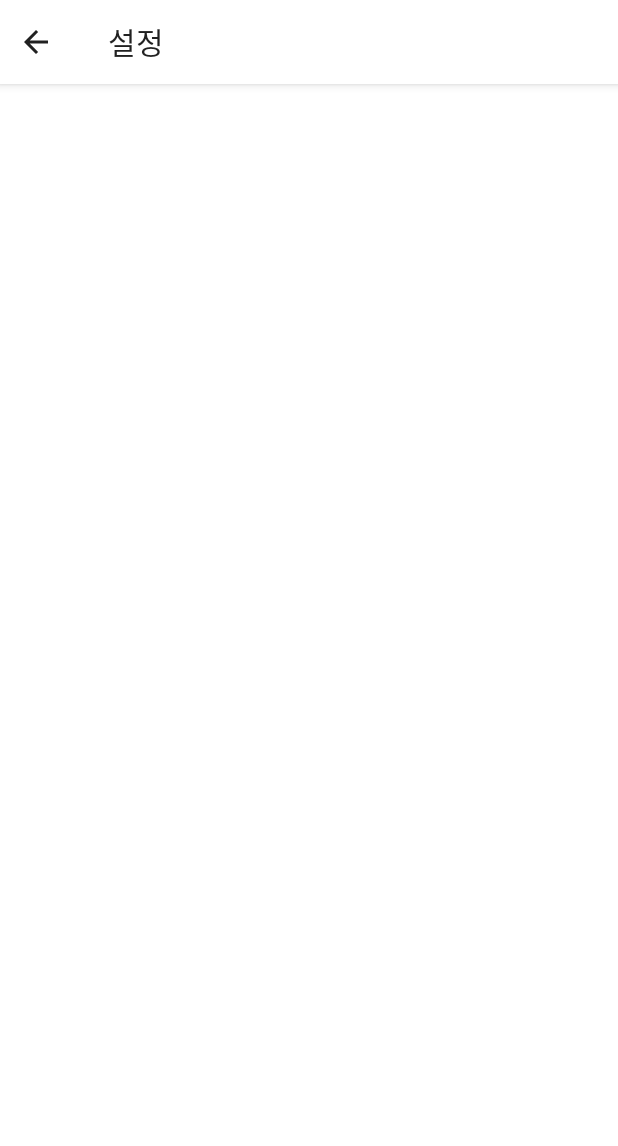
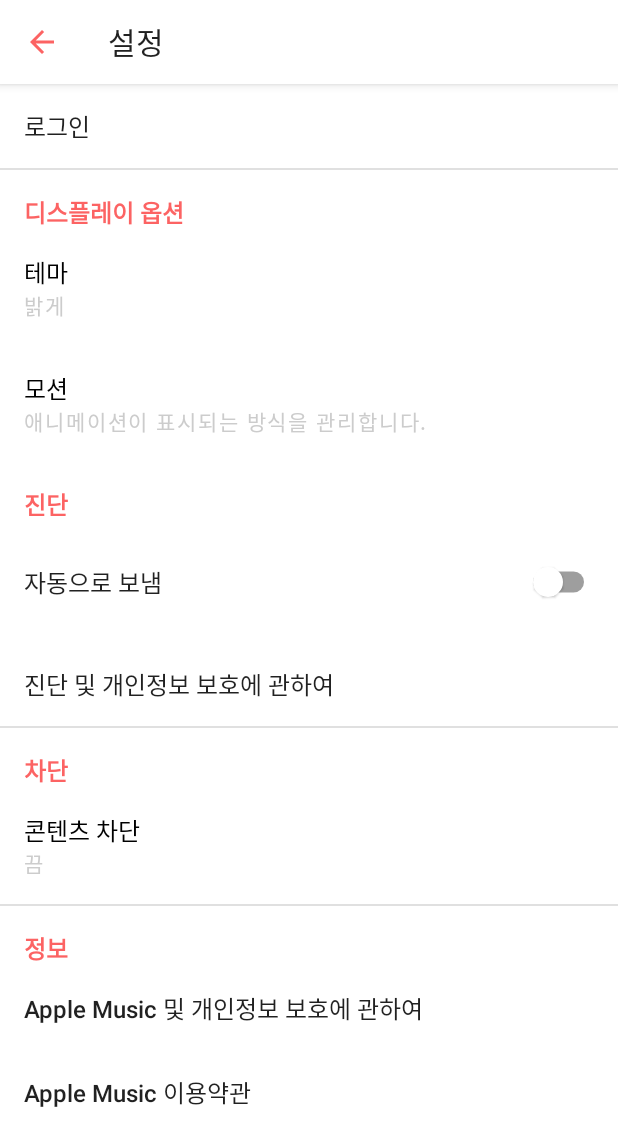
Before and after one commit to GDGincheonAndroidStudy/ComposeStudy.23, an Android app built with Jetpack Compose: the SettingActivity screen opened directly, with no data from a screen before it, on a phone screen of 412 x 824 dp. Before the commit the part shown is almost empty. Shown: the top 1146 px of the screen. Run offline under Robolectric (Android 15) with nearby library versions, the phone set to English and light mode, and no system bars.

Commit message:
setting screen publishing

```diff
--- a/applemusic/src/main/java/com/example/applemusic/network/MusicRepository.kt
+++ b/applemusic/src/main/java/com/example/applemusic/network/MusicRepository.kt
@@ -17,6 +17,4 @@ class MusicRepository {
 
         }
     }
-
-
 }
--- a/applemusic/src/main/java/com/example/applemusic/network/MusicService.kt
+++ b/applemusic/src/main/java/com/example/applemusic/network/MusicService.kt
@@ -5,8 +5,5 @@ import retrofit2.http.*
 
 interface MusicService {
     @GET("melonChart.php")
-//    @Headers(
-//        "accept: application/x-httpd-php",
-//    )
-    suspend fun getMusicList():List<MusicChart>
+    suspend fun getMusicList(): List<MusicChart>
 }
--- a/applemusic/src/main/java/com/example/applemusic/screen/setting/SettingActivity.kt
+++ b/applemusic/src/main/java/com/example/applemusic/screen/setting/SettingActivity.kt
@@ -3,11 +3,9 @@ package com.example.applemusic.screen.setting
 import android.os.Bundle
 import androidx.activity.ComponentActivity
 import androidx.activity.compose.setContent
+import androidx.compose.foundation.clickable
 import androidx.compose.foundation.layout.padding
-import androidx.compose.material.Icon
-import androidx.compose.material.Scaffold
-import androidx.compose.material.Text
-import androidx.compose.material.TopAppBar
+import androidx.compose.material.*
 import androidx.compose.material.icons.Icons
 import androidx.compose.material.icons.filled.ArrowBack
 import androidx.compose.material.icons.filled.Search
@@ -22,7 +20,7 @@ class SettingActivity : ComponentActivity() {
         setContent {
             GdgStudyTheme {
                 Scaffold(
-                    topBar = { SettingTopAppBar() }
+                    topBar = { SettingTopAppBar() { finish() } }
                 ) {
                     SettingScreen(modifier = Modifier.padding(it))
                 }
@@ -32,13 +30,16 @@ class SettingActivity : ComponentActivity() {
 }
 
 @Composable
-fun SettingTopAppBar() {
+fun SettingTopAppBar(finish: () -> Unit) {
     TopAppBar(title = { Text(text = "설정") },
         navigationIcon = {
-            Icon(
-                modifier = Modifier.padding(start = 8.dp),
-                imageVector = Icons.Default.ArrowBack,
-                contentDescription = "뒤로가기"
-            )
+            IconButton(onClick = { finish() }) {
+                Icon(
+                    modifier = Modifier,
+                    tint = MaterialTheme.colors.secondary,
+                    imageVector = Icons.Default.ArrowBack,
+                    contentDescription = "뒤로가기"
+                )
+            }
         })
 }
--- a/applemusic/src/main/java/com/example/applemusic/screen/setting/SettingScreen.kt
+++ b/applemusic/src/main/java/com/example/applemusic/screen/setting/SettingScreen.kt
@@ -1,8 +1,147 @@
 package com.example.applemusic.screen.setting
 
-import androidx.compose.runtime.Composable
+import androidx.compose.foundation.layout.*
+import androidx.compose.foundation.rememberScrollState
+import androidx.compose.foundation.verticalScroll
+import androidx.compose.material.*
+import androidx.compose.runtime.*
+import androidx.compose.ui.Alignment
 import androidx.compose.ui.Modifier
+import androidx.compose.ui.graphics.Color
+import androidx.compose.ui.res.colorResource
+import androidx.compose.ui.text.font.FontWeight
+import androidx.compose.ui.tooling.preview.Preview
+import androidx.compose.ui.unit.dp
+import com.example.applemusic.R
 
 @Composable
 fun SettingScreen(modifier: Modifier = Modifier) {
+    var isDialog by remember {
+        mutableStateOf(false)
+    }
+    if (isDialog) {
+        Dialog() { isDialog = !isDialog }
+    }
+    Column(
+        modifier = Modifier
+            .fillMaxSize()
+            .verticalScroll(rememberScrollState())
+    ) {
+        Text(modifier = Modifier.padding(16.dp), text = "로그인")
+        Divider(thickness = 1.dp)
+
+        SubTitle(title = "디스플레이 옵션")
+        SettingText(mainText = "테마", subText = "밝게") { isDialog = true }
+        SettingText(mainText = "모션", subText = "애니메이션이 표시되는 방식을 관리합니다.") {}
+        SubTitle(title = "진단")
+        SwitchRow(text = "자동으로 보냄")
+        Text(modifier = Modifier.padding(16.dp), text = "진단 및 개인정보 보호에 관하여")
+        Divider(thickness = 1.dp)
+
+        SubTitle(title = "차단")
+        SettingText(mainText = "콘텐츠 차단", subText = "끔") {}
+        Divider(thickness = 1.dp)
+
+        SubTitle(title = "정보")
+        Text(modifier = Modifier.padding(16.dp), text = "Apple Music 및 개인정보 보호에 관하여")
+        Text(modifier = Modifier.padding(16.dp), text = "Apple Music 이용약관")
+
+    }
 }
+
+@Composable
+fun SubTitle(title: String) {
+    Text(
+        modifier = Modifier.padding(start = 16.dp, end = 16.dp, top = 16.dp),
+        text = title,
+        fontWeight = FontWeight.Black,
+        color = MaterialTheme.colors.secondary
+    )
+}
+
+@Composable
+fun SettingText(mainText: String, subText: String, event: () -> Unit) {
+    Button(modifier = Modifier.fillMaxWidth(), elevation = null, onClick = { event() }) {
+        Column(
+            modifier = Modifier
+                .fillMaxWidth()
+                .padding(vertical = 8.dp)
+        ) {
+            Text(text = mainText, style = MaterialTheme.typography.body1)
+            Text(text = subText, color = Color.LightGray)
+        }
+    }
+}
+
+@Composable
+fun SwitchRow(text: String) {
+    var isSwitch by remember { mutableStateOf(false) }
+
+    Row(
+        modifier = Modifier
+            .fillMaxWidth()
+            .padding(16.dp),
+        horizontalArrangement = Arrangement.SpaceBetween,
+        verticalAlignment = Alignment.CenterVertically
+    ) {
+        Text(modifier = Modifier, text = text)
+        Switch(
+            checked = isSwitch,
+            onCheckedChange = { isSwitch = !isSwitch },
+            colors = SwitchDefaults.colors(
+                checkedThumbColor = MaterialTheme.colors.secondary,
+                checkedTrackColor = colorResource(id = R.color.pink)
+            )
+        )
+    }
+}
+
+@Composable
+fun Dialog(close: () -> Unit) {
+    androidx.compose.ui.window.Dialog(onDismissRequest = { close() }) {
+        Surface(
+            modifier = Modifier
+                .fillMaxWidth(1.0f)
+                .wrapContentHeight(),
+            shape = MaterialTheme.shapes.medium,
+            color = MaterialTheme.colors.primary
+        ) {
+            DialogContent()
+        }
+    }
+}
+
+@Composable
+fun DialogContent() {
+    val radioOptions = listOf("밝게", "어둡게", "시스템 기본")
+
+    var selectedItem by remember {
+        mutableStateOf(radioOptions[0])
+    }
+
+
+    Column(
+        modifier = Modifier
+            .fillMaxWidth()
+            .padding(16.dp)
+    ) {
+        Text(modifier = Modifier.padding(start = 12.dp), text = "테마", style = MaterialTheme.typography.h4)
+        radioOptions.forEach { label ->
+            Row(
+                modifier = Modifier.fillMaxWidth().padding(start = 0.dp),
+                verticalAlignment = Alignment.CenterVertically,
+                horizontalArrangement = Arrangement.Start
+            ) {
+                RadioButton(selected = (selectedItem == label), onClick = { selectedItem = label })
+                Text(text = label)
+            }
+        }
+
+    }
+}
+
+@Composable
+@Preview(showBackground = true)
+fun PreviewDialog() {
+    Dialog({})
+}
--- a/applemusic/src/main/java/com/example/applemusic/ui/theme/Color.kt
+++ b/applemusic/src/main/java/com/example/applemusic/ui/theme/Color.kt
@@ -12,3 +12,4 @@ val DescriptionColor = Color(0xFFe6e6e6)
 //val LightGrey = Color(0xFF9fa1a0)
 val LightGrey = Color(0xFFdbdbdb)
 val red200 = Color(0xFFFC6363)
+val Pink200 = Color(0xFFff9c9c)
--- a/applemusic/src/main/java/com/example/applemusic/ui/theme/Type.kt
+++ b/applemusic/src/main/java/com/example/applemusic/ui/theme/Type.kt
@@ -10,7 +10,7 @@ import androidx.compose.ui.unit.sp
 val Typography = Typography(
     body1 = TextStyle(
         fontFamily = FontFamily.Default,
-        fontWeight = FontWeight.Normal,
+        fontWeight = FontWeight.Medium,
         fontSize = 16.sp
     ),
     body2 = TextStyle(
--- a/applemusic/src/main/res/values/colors.xml
+++ b/applemusic/src/main/res/values/colors.xml
@@ -9,6 +9,7 @@
     <color name="white">#FFFFFFFF</color>
     <color name="light_color">#FF9fa1a0</color>
     <color name="real_light_color">#FFdbdbdb</color>
+    <color name="pink">#FFff9c9c</color>
 
 
 </resources>
```
